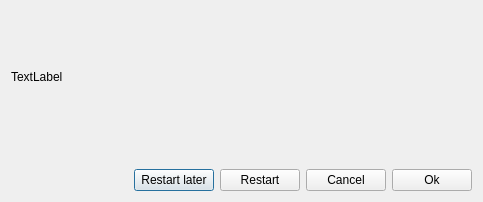
urban233/PySSA, file pyssa/gui/ui/forms/dlgMessageWsl.ui: the form before one commit.
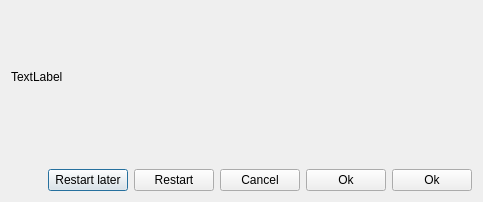
The form after the commit.

```diff
--- a/pyssa/gui/ui/forms/dlgMessageWsl.ui
+++ b/pyssa/gui/ui/forms/dlgMessageWsl.ui
@@ -90,6 +90,13 @@
        </property>
       </widget>
      </item>
+     <item>
+      <widget class="QPushButton" name="btn_message_wsl_ok_2">
+       <property name="text">
+        <string>Ok</string>
+       </property>
+      </widget>
+     </item>
      <item>
       <widget class="QPushButton" name="btn_message_wsl_ok">
        <property name="text">
```
